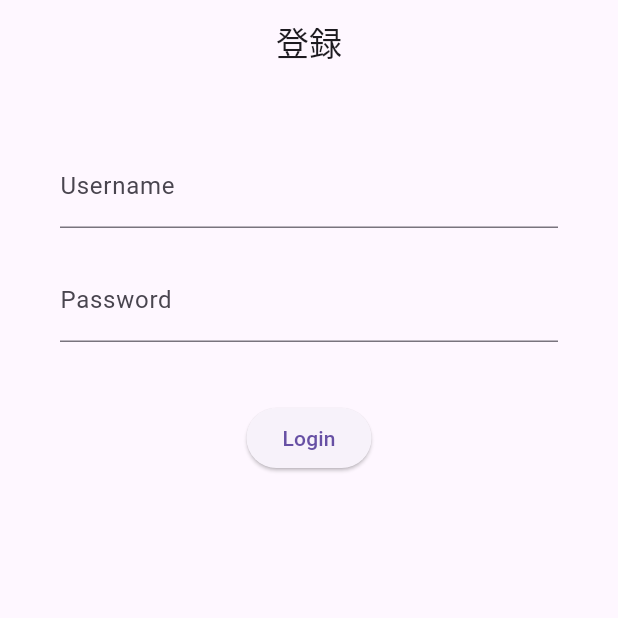
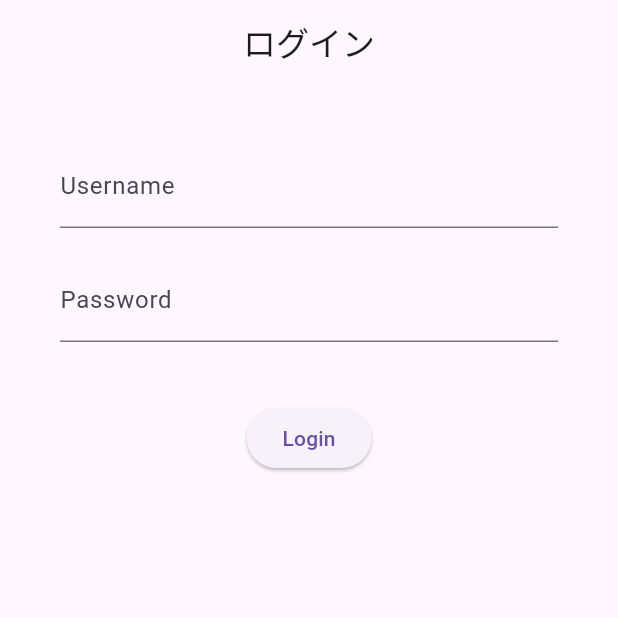
Before and after one commit to 282207134/job, a Flutter app: the screen it shows after launch, on a phone screen of 412 x 824 dp, the top half of it. Run offline on Flutter 3.47's test engine with Material 3 defaults, Android fonts, the phone set to English and light mode, and no system bars; our stand-ins replace another_flutter_splash_screen.

```diff
--- a/lib/main.dart
+++ b/lib/main.dart
@@ -13,22 +13,22 @@ class MyApp extends StatelessWidget {
     return MaterialApp(
       debugShowCheckedModeBanner: false,
       home: FlutterSplashScreen.fadeIn(
-        backgroundColor: Colors.cyan,
-        duration: Duration(seconds: 5),
-        animationDuration: Duration(seconds: 7),
+        backgroundColor: Colors.cyan, // 背景颜色设置为青色
+        duration: Duration(seconds: 5), // 启动屏幕持续时间为5秒
+        animationDuration: Duration(seconds: 7), // 淡入动画持续时间为7秒
         onInit: () {
-          debugPrint("On Init");
+          debugPrint("On Init"); // 在初始化时打印信息
         },
         onEnd: () {
-          debugPrint("On End");
+          debugPrint("On End"); // 在结束时打印信息
         },
         childWidget: SizedBox(
-          height: double.infinity,
-          width: double.infinity,
-          child: Image.asset("assets/3.png"),
+          height: double.infinity, // 子组件高度占满可用空间
+          width: double.infinity, // 子组件宽度占满可用空间
+          child: Image.asset("assets/3.png"), // 显示assets目录下的3.png图片
         ),
-        onAnimationEnd: () => debugPrint("On Fade In End"),
-        nextScreen: LoginPage(),
+        onAnimationEnd: () => debugPrint("On Fade In End"), // 当淡入动画结束时打印信息
+        nextScreen: LoginPage(), // 动画结束后导航到LoginPage页面
       ),
       routes: {
         '/login': (BuildContext context) => LoginPage(),
@@ -76,7 +76,7 @@ class _LoginPageState extends State<LoginPage> {
   Widget build(BuildContext context) {
     return Scaffold(
       appBar: AppBar(
-        title: Center(child: Text("登録")),
+        title: Center(child: Text("ログイン")),
       ), // 页面顶部的应用栏
       body: Form(
         key: _formKey,
```
